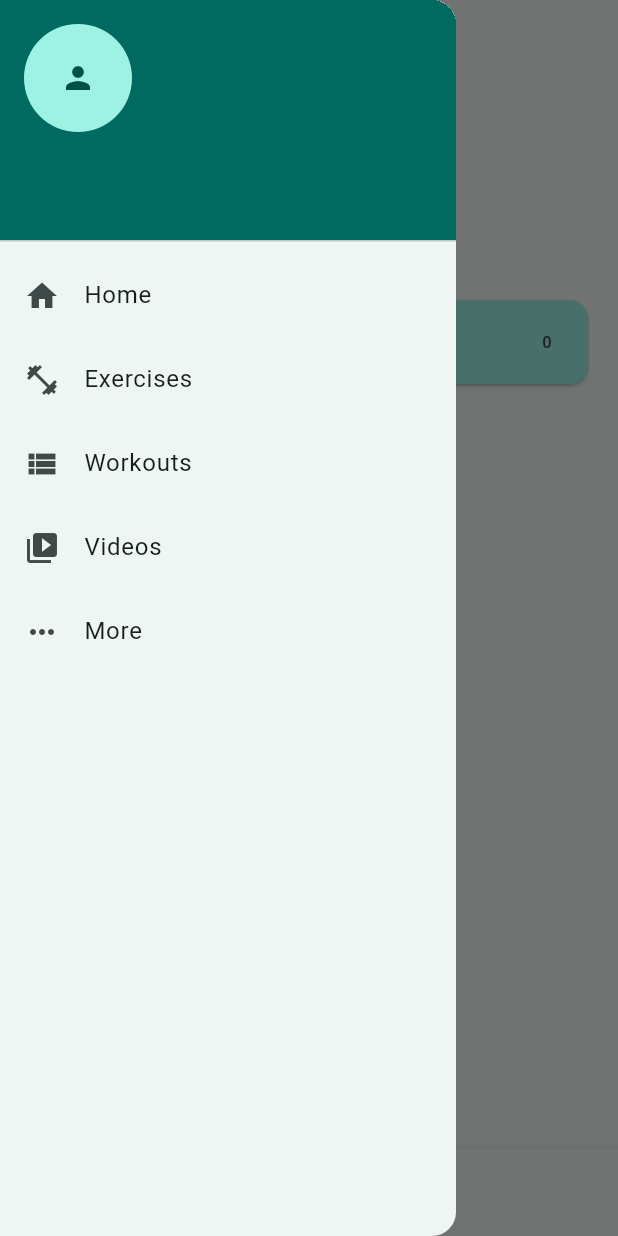
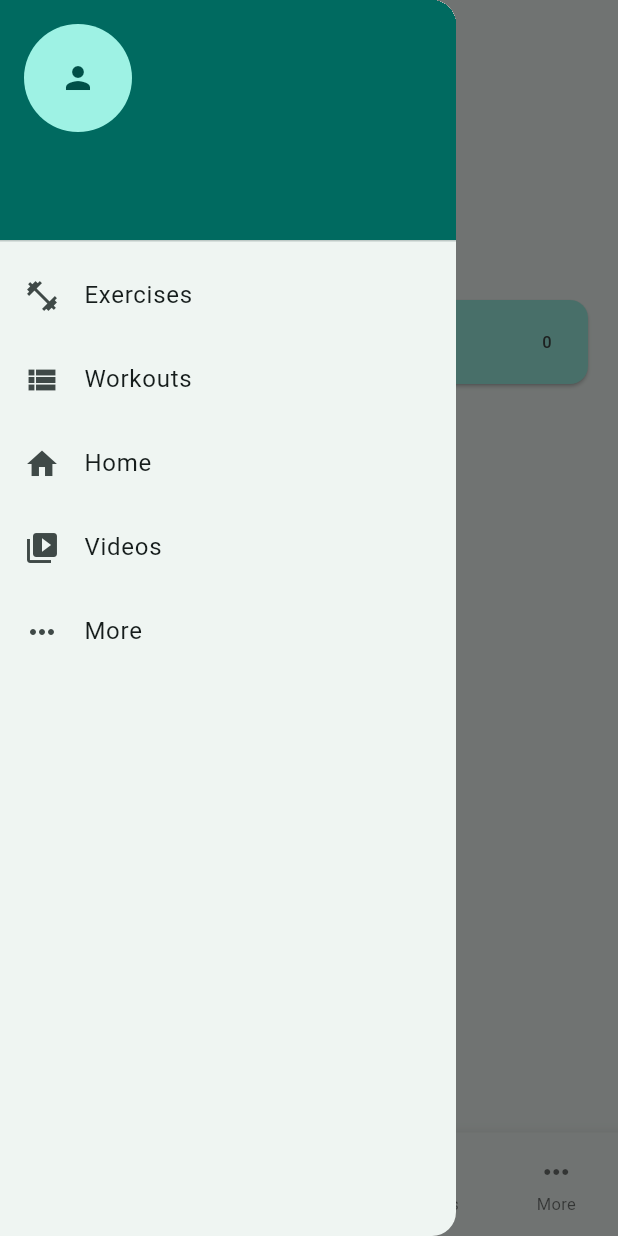
Before and after one commit to gloompi/armwrestling_app, a Flutter app: the screen it shows once a user with an empty profile is signed in, with the side drawer open, on a phone screen of 412 x 824 dp. Run offline on Flutter 3.47's test engine with Material 3 defaults, Android fonts, the phone set to English and light mode, and no system bars; our stand-ins replace shared_preferences, shimmer, supabase_flutter, wakelock_plus; accounts and stored records are empty; network calls fail; statements that could not run were skipped.

Commit message:
Reorder bottom navigation (Exercises, Workouts, Home, Videos, More) and enlarge Home tab; add SampleDataSeeder to populate test data on first run and call it after login

```diff
--- a/lib/main.dart
+++ b/lib/main.dart
@@ -11,6 +11,9 @@ import 'pages/login_page.dart';
 
 // Theme support
 import 'theme/theme_controller.dart';
+
+// Data seeding utility to populate the database with example data on first run.
+import 'data/sample_data_seeder.dart';
 
 /// Entry point for the Armwrestling fitness application.
 ///
@@ -95,7 +98,22 @@ class _RootPageState extends State<RootPage> {
       if (mounted) {
         setState(() {});
       }
+      // When a new session becomes available (user logs in) seed sample data.
+      final current = Supabase.instance.client.auth.currentSession;
+      if (current != null) {
+        SampleDataSeeder.seedIfNeeded();
+      }
     });
+
+    // If the user is already logged in when the app starts, kick off
+    // seeding of sample data in the background. The seeding function
+    // internally checks a flag in SharedPreferences to avoid inserting
+    // duplicate records.
+    final existingSession = Supabase.instance.client.auth.currentSession;
+    if (existingSession != null) {
+      // Call without awaiting to avoid blocking initState
+      SampleDataSeeder.seedIfNeeded();
+    }
   }
 
   @override
@@ -122,18 +140,21 @@ class MainNavigation extends StatefulWidget {
 }
 
 class _MainNavigationState extends State<MainNavigation> {
-  int _index = 0;
+  // Start on the Home page (index 2) because the order of pages has changed.
+  int _index = 2;
+  // Reorder pages so that the bottom navigation appears as:
+  // Exercises, Workouts, Home, Videos, More. The index of Home is 2.
   final _pages = const [
-    HomePage(),
     ExercisesPage(),
     WorkoutsPage(),
+    HomePage(),
     VideosPage(),
     MorePage(),
   ];
   final _titles = const [
-    'Home',
     'Exercises',
     'Workouts',
+    'Home',
     'Videos',
     'More',
   ];
@@ -157,24 +178,24 @@ class _MainNavigationState extends State<MainNavigation> {
             ),
           ),
           ListTile(
-            leading: const Icon(Icons.home),
-            title: const Text('Home'),
+            leading: const Icon(Icons.fitness_center),
+            title: const Text('Exercises'),
             onTap: () {
               setState(() => _index = 0);
               Navigator.pop(context);
             },
           ),
           ListTile(
-            leading: const Icon(Icons.fitness_center),
-            title: const Text('Exercises'),
+            leading: const Icon(Icons.view_list),
+            title: const Text('Workouts'),
             onTap: () {
               setState(() => _index = 1);
               Navigator.pop(context);
             },
           ),
           ListTile(
-            leading: const Icon(Icons.view_list),
-            title: const Text('Workouts'),
+            leading: const Icon(Icons.home),
+            title: const Text('Home'),
             onTap: () {
               setState(() => _index = 2);
               Navigator.pop(context);
@@ -213,24 +234,31 @@ class _MainNavigationState extends State<MainNavigation> {
       bottomNavigationBar: BottomNavigationBar(
         currentIndex: _index,
         onTap: (i) => setState(() => _index = i),
-        items: const [
-          BottomNavigationBarItem(
-            icon: Icon(Icons.home),
-            label: 'Home',
-          ),
-          BottomNavigationBarItem(
+        type: BottomNavigationBarType.fixed,
+        selectedFontSize: 12,
+        unselectedFontSize: 11,
+        showUnselectedLabels: true,
+        items: [
+          const BottomNavigationBarItem(
             icon: Icon(Icons.fitness_center),
             label: 'Exercises',
           ),
-          BottomNavigationBarItem(
+          const BottomNavigationBarItem(
             icon: Icon(Icons.view_list),
             label: 'Workouts',
           ),
           BottomNavigationBarItem(
+            // Make the home icon larger to stand out as the central tab. Use
+            // `activeIcon` for an even larger size when selected.
+            icon: const Icon(Icons.home, size: 32),
+            activeIcon: const Icon(Icons.home, size: 40),
+            label: 'Home',
+          ),
+          const BottomNavigationBarItem(
             icon: Icon(Icons.video_library),
             label: 'Videos',
           ),
-          BottomNavigationBarItem(
+          const BottomNavigationBarItem(
             icon: Icon(Icons.more_horiz),
             label: 'More',
           ),
```
Also changed, not shown: lib/data/sample_data_seeder.dart (added, +168 -0 lines).
